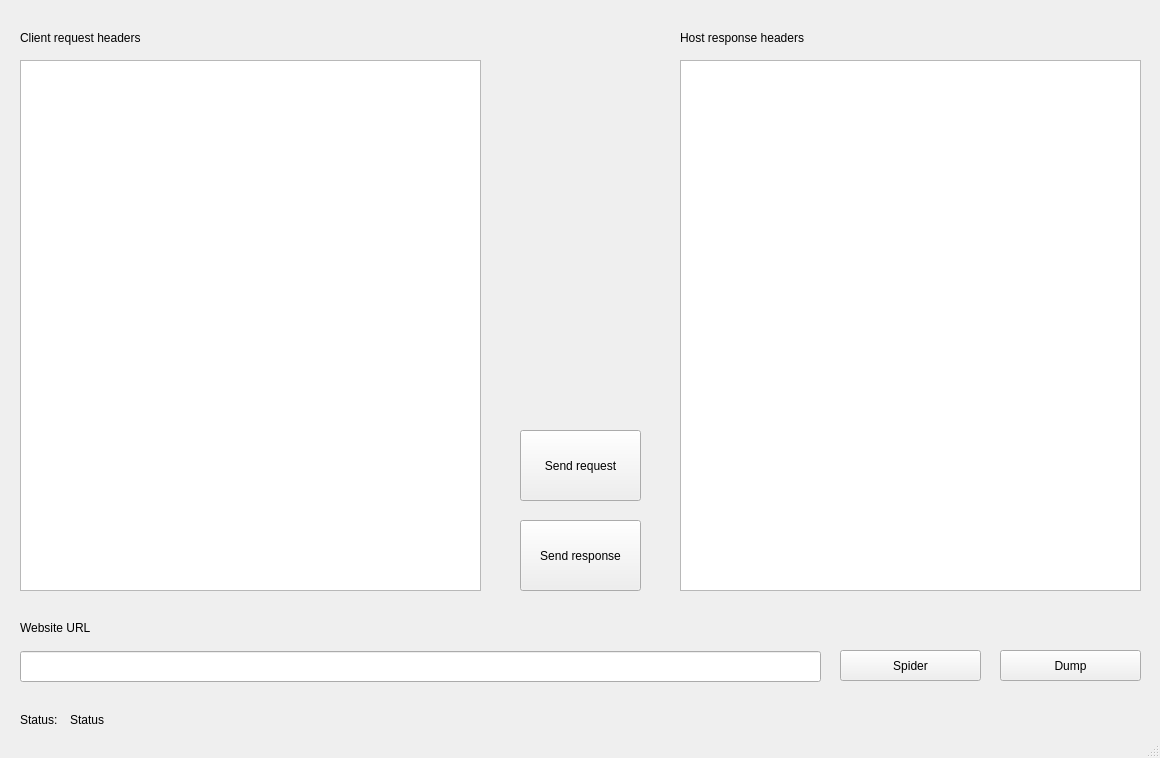
Before: the Qt Designer form ProxyApp/proxyapp.ui in VictorLandim/cpp-proxy, drawn with Qt 5.
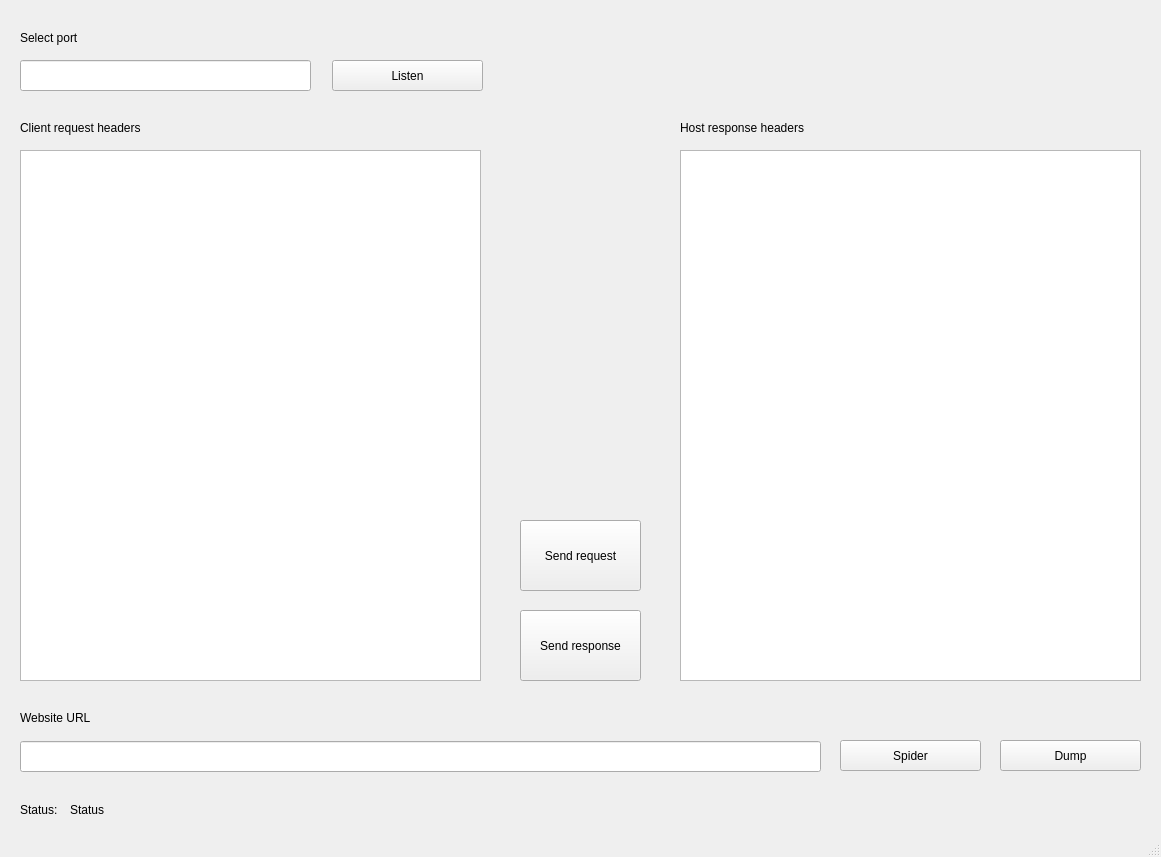
After: the same form once the commit is applied.

What changed in the file:
```diff
--- a/ProxyApp/proxyapp.ui
+++ b/ProxyApp/proxyapp.ui
@@ -6,8 +6,8 @@
    <rect>
     <x>0</x>
     <y>0</y>
-    <width>1160</width>
-    <height>758</height>
+    <width>1161</width>
+    <height>857</height>
    </rect>
   </property>
   <property name="windowTitle">
@@ -18,7 +18,7 @@
     <property name="geometry">
      <rect>
       <x>520</x>
-      <y>520</y>
+      <y>610</y>
       <width>121</width>
       <height>71</height>
      </rect>
@@ -31,7 +31,7 @@
     <property name="geometry">
      <rect>
       <x>840</x>
-      <y>650</y>
+      <y>740</y>
       <width>141</width>
       <height>31</height>
      </rect>
@@ -44,7 +44,7 @@
     <property name="geometry">
      <rect>
       <x>70</x>
-      <y>710</y>
+      <y>800</y>
       <width>1061</width>
       <height>20</height>
      </rect>
@@ -57,7 +57,7 @@
     <property name="geometry">
      <rect>
       <x>20</x>
-      <y>30</y>
+      <y>120</y>
       <width>451</width>
       <height>16</height>
      </rect>
@@ -70,7 +70,7 @@
     <property name="geometry">
      <rect>
       <x>20</x>
-      <y>651</y>
+      <y>741</y>
       <width>801</width>
       <height>31</height>
      </rect>
@@ -80,7 +80,7 @@
     <property name="geometry">
      <rect>
       <x>20</x>
-      <y>620</y>
+      <y>710</y>
       <width>801</width>
       <height>16</height>
      </rect>
@@ -93,7 +93,7 @@
     <property name="geometry">
      <rect>
       <x>20</x>
-      <y>60</y>
+      <y>150</y>
       <width>461</width>
       <height>531</height>
      </rect>
@@ -103,7 +103,7 @@
     <property name="geometry">
      <rect>
       <x>1000</x>
-      <y>650</y>
+      <y>740</y>
       <width>141</width>
       <height>31</height>
      </rect>
@@ -116,7 +116,7 @@
     <property name="geometry">
      <rect>
       <x>680</x>
-      <y>60</y>
+      <y>150</y>
       <width>461</width>
       <height>531</height>
      </rect>
@@ -126,7 +126,7 @@
     <property name="geometry">
      <rect>
       <x>680</x>
-      <y>30</y>
+      <y>120</y>
       <width>451</width>
       <height>16</height>
      </rect>
@@ -139,7 +139,7 @@
     <property name="geometry">
      <rect>
       <x>20</x>
-      <y>710</y>
+      <y>800</y>
       <width>55</width>
       <height>20</height>
      </rect>
@@ -152,7 +152,7 @@
     <property name="geometry">
      <rect>
       <x>520</x>
-      <y>430</y>
+      <y>520</y>
       <width>121</width>
       <height>71</height>
      </rect>
@@ -161,6 +161,42 @@
      <string>Send request</string>
     </property>
    </widget>
+   <widget class="QLineEdit" name="portText">
+    <property name="geometry">
+     <rect>
+      <x>20</x>
+      <y>60</y>
+      <width>291</width>
+      <height>31</height>
+     </rect>
+    </property>
+   </widget>
+   <widget class="QLabel" name="label_5">
+    <property name="geometry">
+     <rect>
+      <x>20</x>
+      <y>30</y>
+      <width>101</width>
+      <height>16</height>
+     </rect>
+    </property>
+    <property name="text">
+     <string>Select port</string>
+    </property>
+   </widget>
+   <widget class="QPushButton" name="portButton">
+    <property name="geometry">
+     <rect>
+      <x>332</x>
+      <y>60</y>
+      <width>151</width>
+      <height>31</height>
+     </rect>
+    </property>
+    <property name="text">
+     <string>Listen</string>
+    </property>
+   </widget>
   </widget>
   <widget class="QStatusBar" name="statusBar"/>
  </widget>
```
